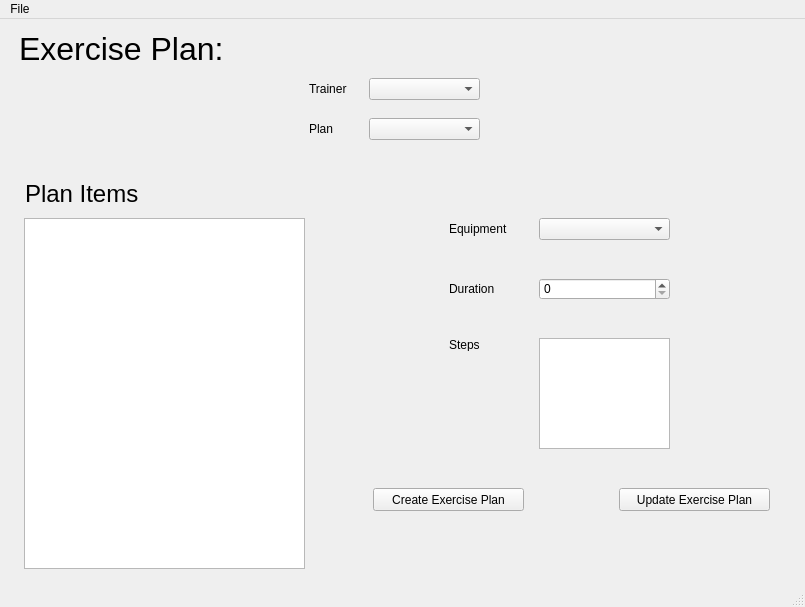
Old version of the form Ui/MainWindow.ui in the repository AbdoMahfoz/Gym-Managment-System.
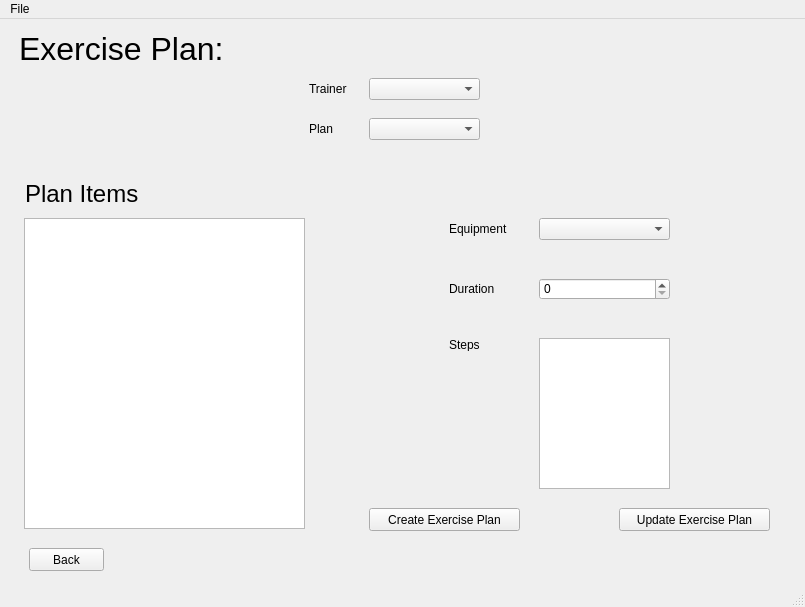
New version of the form. The open tabs and pages were chosen to show the change.

Commit message: Added a back button

Patch:
```diff
--- a/Ui/MainWindow.ui
+++ b/Ui/MainWindow.ui
@@ -15,7 +15,7 @@
   </property>
   <widget class="QWidget" name="centralwidget">
    <layout class="QGridLayout" name="gridLayout">
-    <item row="0" column="1">
+    <item row="0" column="0">
      <widget class="QStackedWidget" name="stackedWidget">
       <property name="currentIndex">
        <number>6</number>
@@ -738,7 +738,7 @@
           <x>15</x>
           <y>190</y>
           <width>281</width>
-          <height>351</height>
+          <height>311</height>
          </rect>
         </property>
        </widget>
@@ -825,15 +825,15 @@
           <x>530</x>
           <y>310</y>
           <width>131</width>
-          <height>111</height>
+          <height>151</height>
          </rect>
         </property>
        </widget>
        <widget class="QPushButton" name="createExercisePlanButton">
         <property name="geometry">
          <rect>
-          <x>364</x>
-          <y>460</y>
+          <x>360</x>
+          <y>480</y>
           <width>151</width>
           <height>23</height>
          </rect>
@@ -846,7 +846,7 @@
         <property name="geometry">
          <rect>
           <x>610</x>
-          <y>460</y>
+          <y>480</y>
           <width>151</width>
           <height>23</height>
          </rect>
@@ -873,6 +873,19 @@
          <string>Exercise Plan:</string>
         </property>
        </widget>
+       <widget class="QPushButton" name="exercisePlanBack">
+        <property name="geometry">
+         <rect>
+          <x>20</x>
+          <y>520</y>
+          <width>75</width>
+          <height>23</height>
+         </rect>
+        </property>
+        <property name="text">
+         <string>Back</string>
+        </property>
+       </widget>
       </widget>
       <widget class="QWidget" name="subscribePage">
        <widget class="QLabel" name="label_2">
```
Left out of the diff: 67 changed lines with no effect on the pictures. The commit also changes 1 other file.
